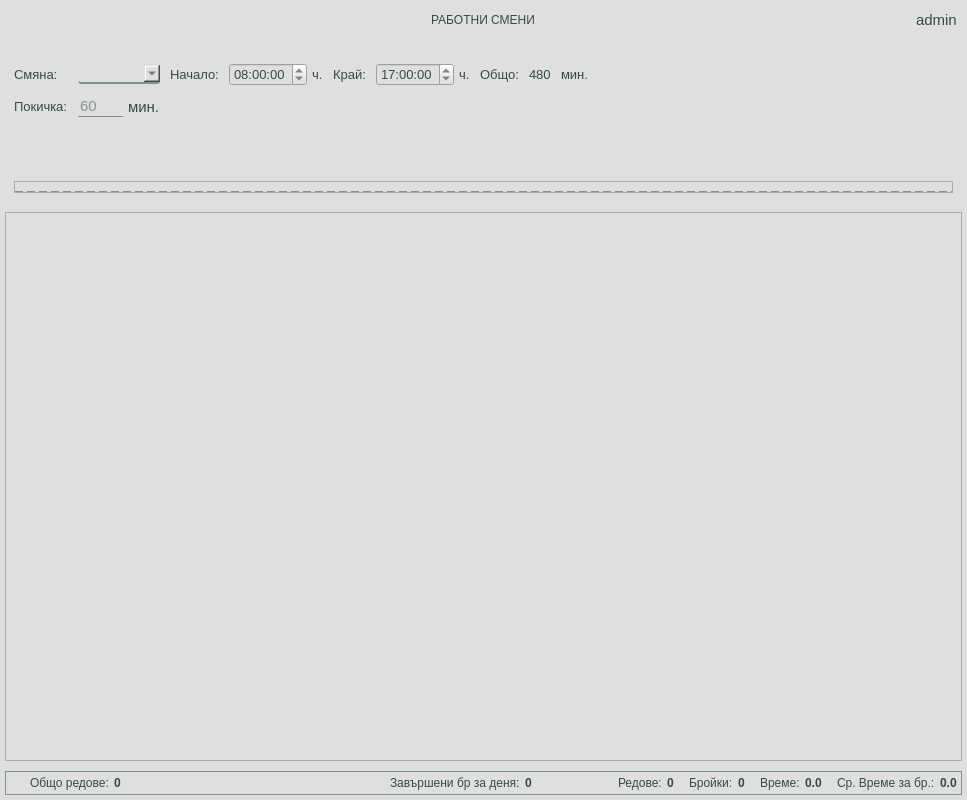
Before: the Qt Designer form app/ui/widgets/customShiftsEditWidget.ui in DevilPhp/WorkSalary.v01, drawn with Qt 5.
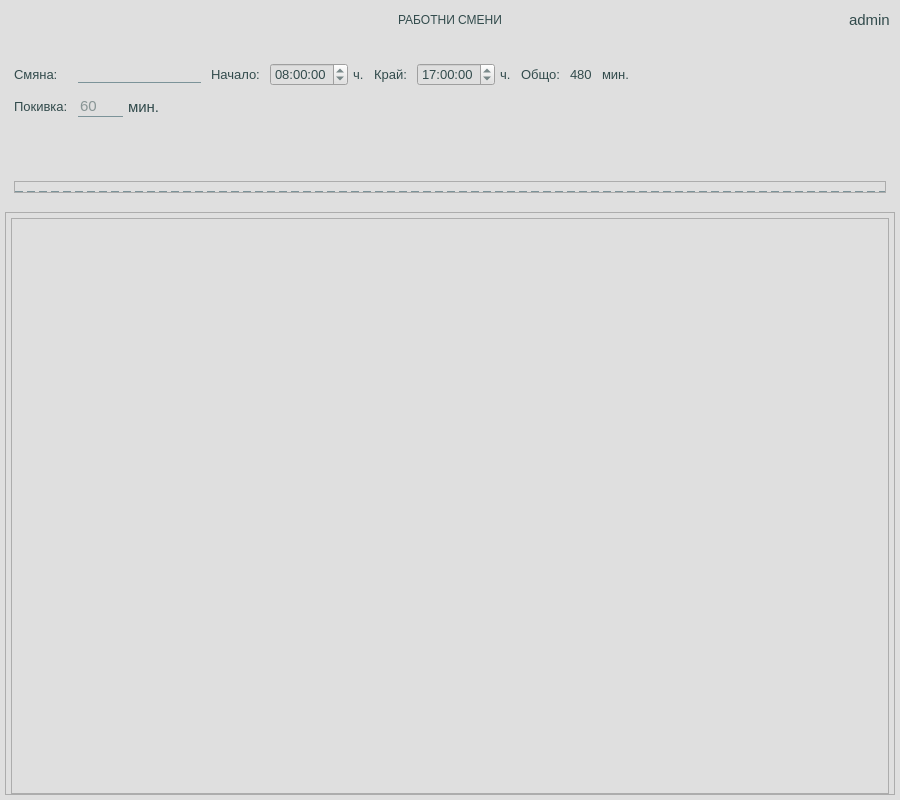
After: the same form once the commit is applied. Icons and pictures are not drawn.

The edit to the form file:
```diff
--- a/app/ui/widgets/customShiftsEditWidget.ui
+++ b/app/ui/widgets/customShiftsEditWidget.ui
@@ -6,7 +6,7 @@
    <rect>
     <x>0</x>
     <y>0</y>
-    <width>967</width>
+    <width>900</width>
     <height>800</height>
    </rect>
   </property>
@@ -507,29 +507,10 @@
                       </property>
                      </widget>
                     </item>
-                    <item row="0" column="1">
-                     <widget class="QComboBox" name="shiftNameLineEdit">
-                      <property name="editable">
-                       <bool>true</bool>
-                      </property>
-                      <property name="sizeAdjustPolicy">
-                       <enum>QComboBox::AdjustToContents</enum>
-                      </property>
-                      <property name="iconSize">
-                       <size>
-                        <width>12</width>
-                        <height>12</height>
-                       </size>
-                      </property>
-                      <property name="placeholderText">
-                       <string>Редовна</string>
-                      </property>
-                     </widget>
-                    </item>
                     <item row="1" column="0">
                      <widget class="QLabel" name="label">
                       <property name="text">
-                       <string>Покичка:</string>
+                       <string>Покивка:</string>
                       </property>
                      </widget>
                     </item>
@@ -574,10 +555,13 @@
                       </layout>
                      </widget>
                     </item>
+                    <item row="0" column="1">
+                     <widget class="QLineEdit" name="workingShiftsNameLineEdit"/>
+                    </item>
                    </layout>
                   </item>
-                  <item>
-                   <widget class="QPushButton" name="acceptWorkingShifts">
+                  <item alignment="Qt::AlignHCenter|Qt::AlignVCenter">
+                   <widget class="QPushButton" name="acceptWorkingShiftsBtn">
                     <property name="focusPolicy">
                      <enum>Qt::NoFocus</enum>
                     </property>
@@ -666,8 +650,8 @@
        <rect>
         <x>0</x>
         <y>0</y>
-        <width>955</width>
-        <height>526</height>
+        <width>888</width>
+        <height>563</height>
        </rect>
       </property>
       <layout class="QVBoxLayout" name="verticalLayout_12">
@@ -688,6 +672,9 @@
        </property>
        <item>
         <widget class="QWidget" name="workingShiftsTable" native="true">
+         <property name="styleSheet">
+          <string notr="true"/>
+         </property>
          <layout class="QVBoxLayout" name="verticalLayout_11">
           <property name="spacing">
            <number>5</number>
@@ -704,6 +691,44 @@
           <property name="bottomMargin">
            <number>0</number>
           </property>
+          <item>
+           <widget class="QTableView" name="workingShiftsTableView">
+            <property name="styleSheet">
+             <string notr="true">QHeaderView:section{
+	font: 700 10.5pt &quot;Segoe UI&quot;;
+	background-color: #dfdfdf;
+	padding-left: 10px;
+	padding-top:10px;
+	padding-right:10px;
+	selection-background-color: #7f7f7f;
+}
+QVerticalView:section{
+	min-height: 30;
+}
+QAbstractItemView{
+	font: 10.5pt &quot;Segoe UI&quot;;
+	selection-background-color: #545454;
+	selection-color: #fefefe;
+}
+QAbstractItemView:item{
+	selection-background-color: #545454;
+	selection-color: #fefefe;
+}</string>
+            </property>
+            <property name="editTriggers">
+             <set>QAbstractItemView::NoEditTriggers</set>
+            </property>
+            <property name="selectionBehavior">
+             <enum>QAbstractItemView::SelectRows</enum>
+            </property>
+            <property name="cornerButtonEnabled">
+             <bool>false</bool>
+            </property>
+            <attribute name="verticalHeaderVisible">
+             <bool>false</bool>
+            </attribute>
+           </widget>
+          </item>
          </layout>
         </widget>
        </item>
@@ -711,324 +736,6 @@
      </widget>
     </widget>
    </item>
-   <item>
-    <widget class="QWidget" name="statusBar" native="true">
-     <property name="minimumSize">
-      <size>
-       <width>0</width>
-       <height>0</height>
-      </size>
-     </property>
-     <layout class="QHBoxLayout" name="horizontalLayout_18">
-      <property name="spacing">
-       <number>10</number>
-      </property>
-      <property name="leftMargin">
-       <number>5</number>
-      </property>
-      <property name="topMargin">
-       <number>5</number>
-      </property>
-      <property name="rightMargin">
-       <number>5</number>
-      </property>
-      <property name="bottomMargin">
-       <number>5</number>
-      </property>
-      <item>
-       <widget class="QWidget" name="widget_2" native="true">
-        <layout class="QHBoxLayout" name="horizontalLayout_21">
-         <property name="spacing">
-          <number>20</number>
-         </property>
-         <property name="leftMargin">
-          <number>20</number>
-         </property>
-         <property name="topMargin">
-          <number>0</number>
-         </property>
-         <property name="rightMargin">
-          <number>0</number>
-         </property>
-         <property name="bottomMargin">
-          <number>0</number>
-         </property>
-         <item alignment="Qt::AlignLeft">
-          <widget class="QWidget" name="widget_17" native="true">
-           <layout class="QHBoxLayout" name="horizontalLayout_25">
-            <property name="spacing">
-             <number>5</number>
-            </property>
-            <property name="leftMargin">
-             <number>0</number>
-            </property>
-            <property name="topMargin">
-             <number>0</number>
-            </property>
-            <property name="rightMargin">
-             <number>0</number>
-            </property>
-            <property name="bottomMargin">
-             <number>0</number>
-            </property>
-            <item>
-             <widget class="QLabel" name="label_42">
-              <property name="text">
-               <string>Общо редове:</string>
-              </property>
-             </widget>
-            </item>
-            <item>
-             <widget class="QLabel" name="totalViewRows">
-              <property name="text">
-               <string>0</string>
-              </property>
-             </widget>
-            </item>
-           </layout>
-          </widget>
-         </item>
-        </layout>
-       </widget>
-      </item>
-      <item alignment="Qt::AlignHCenter">
-       <widget class="QWidget" name="widget_8" native="true">
-        <layout class="QHBoxLayout" name="horizontalLayout_19">
-         <property name="spacing">
-          <number>5</number>
-         </property>
-         <property name="leftMargin">
-          <number>0</number>
-         </property>
-         <property name="topMargin">
-          <number>0</number>
-         </property>
-         <property name="rightMargin">
-          <number>0</number>
-         </property>
-         <property name="bottomMargin">
-          <number>0</number>
-         </property>
-         <item>
-          <widget class="QWidget" name="widget_19" native="true">
-           <layout class="QHBoxLayout" name="horizontalLayout_27">
-            <property name="spacing">
-             <number>5</number>
-            </property>
-            <property name="leftMargin">
-             <number>0</number>
-            </property>
-            <property name="topMargin">
-             <number>0</number>
-            </property>
-            <property name="rightMargin">
-             <number>0</number>
-            </property>
-            <property name="bottomMargin">
-             <number>0</number>
-            </property>
-            <item>
-             <widget class="QLabel" name="label_43">
-              <property name="text">
-               <string>Завършени бр за деня:</string>
-              </property>
-             </widget>
-            </item>
-            <item>
-             <widget class="QLabel" name="totalProducedPieces">
-              <property name="text">
-               <string>0</string>
-              </property>
-             </widget>
-            </item>
-           </layout>
-          </widget>
-         </item>
-        </layout>
-       </widget>
-      </item>
-      <item alignment="Qt::AlignRight">
-       <widget class="QWidget" name="widget_9" native="true">
-        <property name="minimumSize">
-         <size>
-          <width>0</width>
-          <height>0</height>
-         </size>
-        </property>
-        <layout class="QHBoxLayout" name="horizontalLayout_20">
-         <property name="spacing">
-          <number>15</number>
-         </property>
-         <property name="leftMargin">
-          <number>0</number>
-         </property>
-         <property name="topMargin">
-          <number>0</number>
-         </property>
-         <property name="rightMargin">
-          <number>0</number>
-         </property>
-         <property name="bottomMargin">
-          <number>0</number>
-         </property>
-         <item>
-          <widget class="QWidget" name="widget_16" native="true">
-           <layout class="QHBoxLayout" name="horizontalLayout_24">
-            <property name="spacing">
-             <number>5</number>
-            </property>
-            <property name="leftMargin">
-             <number>0</number>
-            </property>
-            <property name="topMargin">
-             <number>0</number>
-            </property>
-            <property name="rightMargin">
-             <number>0</number>
-            </property>
-            <property name="bottomMargin">
-             <number>0</number>
-            </property>
-            <item>
-             <widget class="QLabel" name="label_36">
-              <property name="text">
-               <string>Редове:</string>
-              </property>
-             </widget>
-            </item>
-            <item>
-             <widget class="QLabel" name="totalSelectedRows">
-              <property name="text">
-               <string>0</string>
-              </property>
-             </widget>
-            </item>
-           </layout>
-          </widget>
-         </item>
-         <item>
-          <widget class="QWidget" name="widget_10" native="true">
-           <layout class="QHBoxLayout" name="horizontalLayout_22">
-            <property name="spacing">
-             <number>5</number>
-            </property>
-            <property name="leftMargin">
-             <number>0</number>
-            </property>
-            <property name="topMargin">
-             <number>0</number>
-            </property>
-            <property name="rightMargin">
-             <number>0</number>
-            </property>
-            <property name="bottomMargin">
-             <number>0</number>
-            </property>
-            <item>
-             <widget class="QLabel" name="label_38">
-              <property name="text">
-               <string>Бройки:</string>
-              </property>
-             </widget>
-            </item>
-            <item>
-             <widget class="QLabel" name="totalSelectedPieces">
-              <property name="text">
-               <string>0</string>
-              </property>
-             </widget>
-            </item>
-           </layout>
-          </widget>
-         </item>
-         <item>
-          <widget class="QWidget" name="widget_15" native="true">
-           <property name="minimumSize">
-            <size>
-             <width>0</width>
-             <height>0</height>
-            </size>
-           </property>
-           <layout class="QHBoxLayout" name="horizontalLayout_23">
-            <property name="spacing">
-             <number>5</number>
-            </property>
-            <property name="leftMargin">
-             <number>0</number>
-            </property>
-            <property name="topMargin">
-             <number>0</number>
-            </property>
-            <property name="rightMargin">
-             <number>0</number>
-            </property>
-            <property name="bottomMargin">
-             <number>0</number>
-            </property>
-            <item>
-             <widget class="QLabel" name="label_37">
-              <property name="text">
-               <string>Време:</string>
-              </property>
-             </widget>
-            </item>
-            <item>
-             <widget class="QLabel" name="totalSelectedTime">
-              <property name="text">
-               <string>0.0</string>
-              </property>
-             </widget>
-            </item>
-           </layout>
-          </widget>
-         </item>
-         <item>
-          <widget class="QWidget" name="widget_18" native="true">
-           <property name="minimumSize">
-            <size>
-             <width>0</width>
-             <height>0</height>
-            </size>
-           </property>
-           <layout class="QHBoxLayout" name="horizontalLayout_26">
-            <property name="spacing">
-             <number>5</number>
-            </property>
-            <property name="leftMargin">
-             <number>0</number>
-            </property>
-            <property name="topMargin">
-             <number>0</number>
-            </property>
-            <property name="rightMargin">
-             <number>0</number>
-            </property>
-            <property name="bottomMargin">
-             <number>0</number>
-            </property>
-            <item>
-             <widget class="QLabel" name="label_39">
-              <property name="text">
-               <string>Ср. Време за бр.:</string>
-              </property>
-             </widget>
-            </item>
-            <item>
-             <widget class="QLabel" name="avrTimePerPiece">
-              <property name="text">
-               <string>0.0</string>
-              </property>
-             </widget>
-            </item>
-           </layout>
-          </widget>
-         </item>
-        </layout>
-       </widget>
-      </item>
-     </layout>
-    </widget>
-   </item>
   </layout>
  </widget>
  <resources>
```
Left out of the diff: 4 changed lines with no effect on the pictures.
